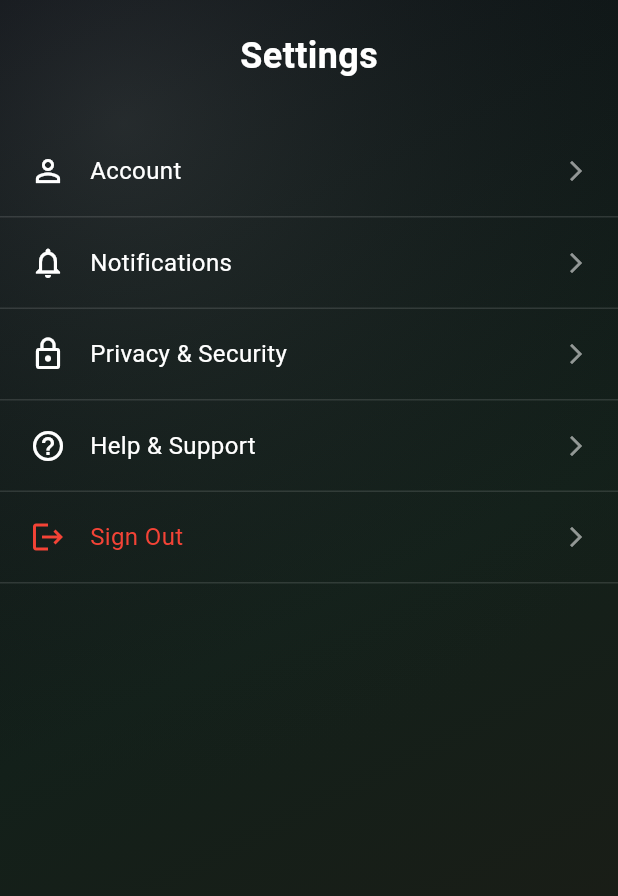
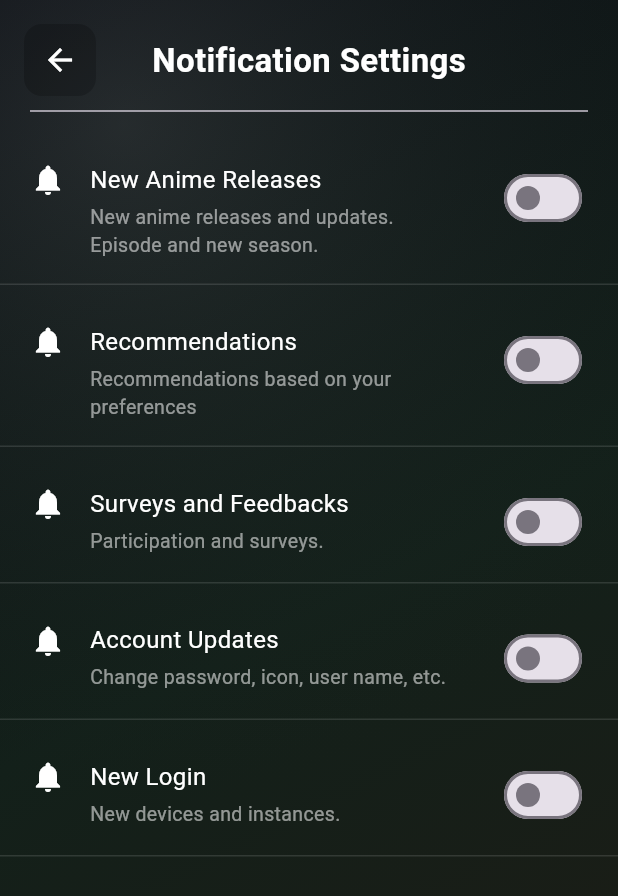
Before and after one commit to SennnssYuu/Mobile-GakGak, a Flutter app: the SettingScreen screen opened directly, after a tap on "Notifications", on a phone screen of 412 x 824 dp. Shown: the top 896 px of the screen. Run offline on Flutter 3.47's test engine with Material 3 defaults, Android fonts, the phone set to English and light mode, and no system bars; our stand-ins replace carousel_slider, firebase_auth, firebase_core, google_fonts, google_sign_in, introduction_screen and 2 more; accounts and stored records are empty.

Commit message:
Setting tile

```diff
--- /dev/null
+++ b/lib/screens/account_screen.dart
@@ -0,0 +1,123 @@
+import 'package:flutter/material.dart';
+import 'package:mobile_gakgak/widget/appBackground.dart';
+import '../spare_recourse/setting_tiles.dart';
+class AccountScreen extends StatefulWidget {
+  const AccountScreen({super.key});
+
+  @override
+  State<AccountScreen> createState() => _AccountScreenState();
+}
+
+class _AccountScreenState extends State<AccountScreen> {
+  // bool GenderisEnabled = false;
+
+  @override
+  Widget build(BuildContext context) {
+    return Scaffold(
+      backgroundColor: Colors.black,
+      body: Stack(
+        children: [
+          const AppBackground(),
+          SafeArea(
+            child: Padding(
+              padding: const EdgeInsets.all(16),
+              child: Container(
+                decoration: BoxDecoration(
+                  color: Colors.black.withOpacity(0.2),
+                  borderRadius: BorderRadius.circular(12),
+                ),
+                child: IconButton(
+                  icon: const Icon(Icons.arrow_back),
+                  color: Colors.white,
+                  onPressed: () => Navigator.pop(context),
+                ),
+              ),
+            ),
+          ),
+
+          SafeArea(
+            child: Column(
+              children: [
+                const SizedBox(height: 25),
+
+                const Text(
+                  "Account Settings",
+                  style: TextStyle(
+                    color: Colors.white,
+                    fontSize: 22,
+                    fontWeight: FontWeight.bold,
+                  ),
+                ),
+
+                const SizedBox(height: 10),
+
+                Row(
+                  children: const [
+                    SizedBox(width: 20),
+                    Expanded(child: Divider()),
+                    SizedBox(width: 20),
+                  ],
+                ),
+
+                const SizedBox(height: 10),
+
+                SettingTile(
+                  icon: Icons.add_a_photo,
+                  title: "Change Profile Picture",
+                  trailing: const Icon(Icons.arrow_forward_ios, size: 16, color: Colors.white54),
+                  onTap: () {},
+                ),
+
+                const SizedBox(height: 5),
+
+                SettingTile(
+                  icon: Icons.edit,
+                  title: "Change Username",
+                  trailing: const Icon(Icons.arrow_forward_ios, size: 16, color: Colors.white54),
+                  onTap: () {},
+                ),
+
+                const SizedBox(height: 5),
+
+                SettingTile(
+                  icon: Icons.lock_outline,
+                  title: "Change Password",
+                  trailing: const Icon(Icons.arrow_forward_ios, size: 16, color: Colors.white54),
+                  onTap: () {},
+                ),
+
+                const SizedBox(height: 5),
+
+                SettingTile(
+                  icon: Icons.person_outline,
+                  title: "Change Gender",
+                  trailing: const Icon(Icons.arrow_forward_ios, size: 16, color: Colors.white54),
+                  onTap: () {},
+                ),
+
+                const SizedBox(height: 5),
+
+                SettingTile(
+                  icon: Icons.phone_android_outlined,
+                  title: "Change Phone number",
+                  trailing: const Icon(Icons.arrow_forward_ios, size: 16, color: Colors.white54),
+                  onTap: () {},
+                ),
+
+                const SizedBox(height: 5),
+
+                SettingTile(
+                  icon: Icons.cake_outlined,
+                  title: "Change Birthday",
+                  trailing: const Icon(Icons.arrow_forward_ios, size: 16, color: Colors.white54),
+                  onTap: () {},
+                ),
+
+              ],
+            ),
+          ),
+        ],
+      ),
+    );
+  }
+}
--- /dev/null
+++ b/lib/screens/notification_screen.dart
@@ -0,0 +1,156 @@
+import 'package:flutter/material.dart';
+import 'package:mobile_gakgak/widget/appBackground.dart';
+import '../spare_recourse/setting_tiles.dart';
+
+class NotificationScreen extends StatefulWidget {
+  const NotificationScreen({super.key});
+
+  @override
+  State<NotificationScreen> createState() => _NotificationScreenState();
+}
+
+class _NotificationScreenState extends State<NotificationScreen> {
+  bool NewAnimeisEnabled = false;
+  bool ReccomendationisEnabled = false;
+  bool SurveyisEnabled = false;
+  bool AccountisEnabled = false;
+  bool NewLoginisEnabled = false;
+
+
+  @override
+  Widget build(BuildContext context) {
+    return Scaffold(
+      backgroundColor: Colors.black,
+      body: Stack(
+        children: [
+          const AppBackground(),
+          SafeArea(
+            child: Padding(
+              padding: const EdgeInsets.all(16),
+              child: Container(
+                decoration: BoxDecoration(
+                  color: Colors.black.withOpacity(0.2),
+                  borderRadius: BorderRadius.circular(12),
+                ),
+                child: IconButton(
+                  icon: const Icon(Icons.arrow_back),
+                  color: Colors.white,
+                  onPressed: () => Navigator.pop(context),
+                ),
+              ),
+            ),
+          ),
+
+          SafeArea(
+            child: Column(
+              children: [
+                const SizedBox(height: 25),
+
+                const Text(
+                  "Notification Settings",
+                  style: TextStyle(
+                    color: Colors.white,
+                    fontSize: 22,
+                    fontWeight: FontWeight.bold,
+                  ),
+                ),
+
+                const SizedBox(height: 10),
+
+                Row(
+                  children: const [
+                    SizedBox(width: 20),
+                    Expanded(child: Divider()),
+                    SizedBox(width: 20),
+                  ],
+                ),
+
+                const SizedBox(height: 10),
+
+                SettingTile(
+                  icon: Icons.notifications,
+                  title: "New Anime Releases",
+                  description: "New anime releases and updates. \nEpisode and new season.",
+                  trailing: Switch(
+                    value: NewAnimeisEnabled,
+                    onChanged: (value) {
+                      setState(() {
+                        NewAnimeisEnabled = value;
+                      });
+                    },
+                  ),
+                ),
+
+                const SizedBox(height: 10),
+
+                SettingTile(
+                  icon: Icons.notifications,
+                  title: "Recommendations",
+                  description: "Recommendations based on your preferences",
+                  trailing: Switch(
+                    value: ReccomendationisEnabled,
+                    onChanged: (value) {
+                      setState(() {
+                        ReccomendationisEnabled = value;
+                      });
+                    },
+                  ),
+                ),
+
+                const SizedBox(height: 10),
+
+                SettingTile(
+                  icon: Icons.notifications,
+                  title: "Surveys and Feedbacks",
+                  description: "Participation and surveys.",
+                  trailing: Switch(
+                    value: SurveyisEnabled,
+                    onChanged: (value) {
+                      setState(() {
+                        SurveyisEnabled = value;
+                      });
+                    },
+                  ),
+                ),
+
+                const SizedBox(height: 10),
+
+                SettingTile(
+                  icon: Icons.notifications,
+                  title: "Account Updates",
+                  description: "Change password, icon, user name, etc.",
+                  trailing: Switch(
+                    value: AccountisEnabled,
+                    onChanged: (value) {
+                      setState(() {
+                        AccountisEnabled = value;
+                      });
+                    },
+                  ),
+                ),
+
+                const SizedBox(height: 10),
+
+                SettingTile(
+                  icon: Icons.notifications,
+                  title: "New Login",
+                  description: "New devices and instances.",
+                  trailing: Switch(
+                    value: NewLoginisEnabled,
+                    onChanged: (value) {
+                      setState(() {
+                        NewLoginisEnabled = value;
+                      });
+                    },
+                  ),
+                ),
+
+
+              ],
+            ),
+          ),
+        ],
+      ),
+    );
+  }
+}
--- a/lib/screens/setting_screen.dart
+++ b/lib/screens/setting_screen.dart
@@ -2,6 +2,9 @@ import 'package:flutter/material.dart';
 import '../widget/appBackground.dart';
 import 'package:firebase_auth/firebase_auth.dart';
 import 'signin_screen.dart'; // adjust path if needed
+import 'account_screen.dart';
+import 'notification_screen.dart';
+import 'privacy_screen.dart';
 
 
 class SettingScreen extends StatelessWidget {
@@ -41,22 +44,38 @@ class SettingScreen extends StatelessWidget {
                       _buildSettingItem(
                         icon: Icons.person_outline,
                         title: "Account",
-                        onTap: () {},
+                        onTap: () {
+                          Navigator.push(
+                            context,
+                            MaterialPageRoute(
+                              builder: (context) => AccountScreen(),
+                            ),
+                          );
+                        },
                       ),
                       _buildSettingItem(
                         icon: Icons.notifications_none,
                         title: "Notifications",
-                        onTap: () {},
+                        onTap: () {
+                          Navigator.push(
+                            context,
+                            MaterialPageRoute(
+                              builder: (context) => NotificationScreen(),
+                            ),
+                          );
+                        },
                       ),
                       _buildSettingItem(
                         icon: Icons.lock_outline,
                         title: "Privacy & Security",
-                        onTap: () {},
-                      ),
-                      _buildSettingItem(
-                        icon: Icons.help_outline,
-                        title: "Help & Support",
-                        onTap: () {},
+                        onTap: () {
+                          Navigator.push(
+                            context,
+                            MaterialPageRoute(
+                              builder: (context) => PrivacyScreen(),
+                            ),
+                          );
+                        },
                       ),
                       _buildSettingItem(
                         icon: Icons.logout,
@@ -71,6 +90,45 @@ class SettingScreen extends StatelessWidget {
                           );
                         },
                         isSignOut: true,
+                      ),
+
+                      // 👇 Footer here
+                      Container(
+                        padding: const EdgeInsets.symmetric(vertical: 20),
+                        width: double.infinity,
+                        decoration: const BoxDecoration(
+                          border: Border(
+                            top: BorderSide(color: Colors.white12),
+                          ),
+                        ),
+                        child: Column(
+                          children: const [
+                            Text(
+                              "Help & Support",
+                              style: TextStyle(
+                                color: Colors.white,
+                                fontSize: 16,
+                                fontWeight: FontWeight.bold,
+                              ),
+                            ),
+                            SizedBox(height: 8),
+                            Text(
+                              "Email: JoeWho@gnail.com",
+                              style: TextStyle(
+                                color: Colors.white54,
+                                fontSize: 13,
+                              ),
+                            ),
+                            SizedBox(height: 4),
+                            Text(
+                              "Phone: +1 234 567 890",
+                              style: TextStyle(
+                                color: Colors.white54,
+                                fontSize: 13,
+                              ),
+                            ),
+                          ],
+                        ),
                       ),
                     ],
                   ),
--- a/lib/screens/signUp_screen.dart
+++ b/lib/screens/signUp_screen.dart
@@ -3,7 +3,6 @@ import 'package:firebase_auth/firebase_auth.dart';
 import 'package:simple_icons/simple_icons.dart';
 
 import 'package:mobile_gakgak/widget/appBackground.dart';
-import 'package:mobile_gakgak/screens/forgotPassword_screen.dart';
 import 'package:mobile_gakgak/screens/main_screen.dart';
 import 'package:mobile_gakgak/screens/auth_service.dart';
 
--- /dev/null
+++ b/lib/spare_recourse/setting_tiles.dart
@@ -0,0 +1,65 @@
+import 'package:flutter/material.dart';
+
+class SettingTile extends StatelessWidget {
+  final IconData icon;
+  final String title;
+  final String? description;
+  final Widget? trailing;
+  final VoidCallback? onTap;
+
+  const SettingTile({
+    super.key,
+    required this.icon,
+    required this.title,
+    this.description,
+    this.trailing,
+    this.onTap,
+  });
+
+  @override
+  Widget build(BuildContext context) {
+    return InkWell(
+      onTap: onTap,
+      child: Container(
+        padding: const EdgeInsets.symmetric(horizontal: 20, vertical: 16),
+        decoration: const BoxDecoration(
+          border: Border(
+            bottom: BorderSide(color: Colors.white12),
+          ),
+        ),
+        child: Row(
+          crossAxisAlignment: CrossAxisAlignment.start,
+          children: [
+            Icon(icon, color: Colors.white),
+            const SizedBox(width: 16),
+
+            Expanded(
+              child: Column(
+                crossAxisAlignment: CrossAxisAlignment.start,
+                children: [
+                  Text(
+                    title,
+                    style: const TextStyle(color: Colors.white, fontSize: 16),
+                  ),
+                  if (description != null)
+                    Padding(
+                      padding: const EdgeInsets.only(top: 4),
+                      child: Text(
+                        description!,
+                        style: const TextStyle(
+                          color: Colors.white54,
+                          fontSize: 13,
+                        ),
+                      ),
+                    ),
+                ],
+              ),
+            ),
+
+            if (trailing != null) trailing!,
+          ],
+        ),
+      ),
+    );
+  }
+}
```
Also changed, not shown: lib/screens/privacy_screen.dart (added, +120 -0 lines).
